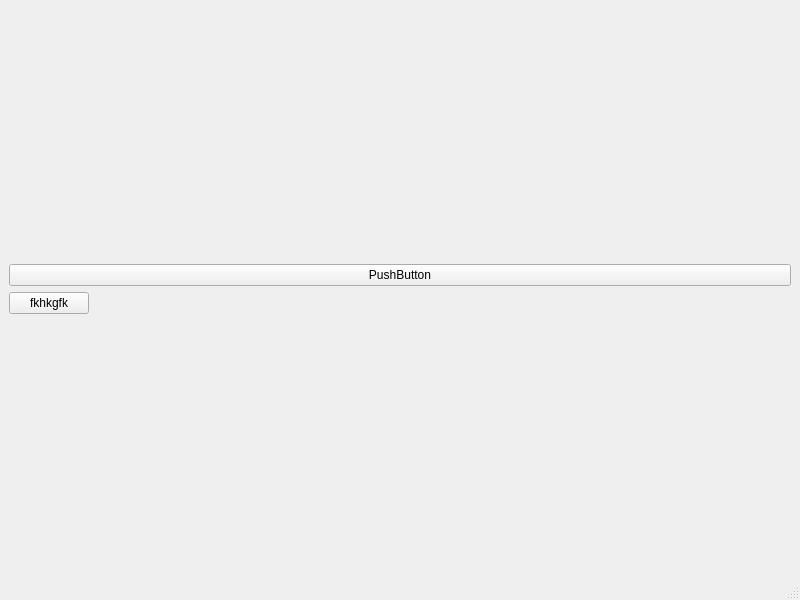
The window that FAK/mainwindow.ui (Teddy-Ro/FAK) describes before a commit, drawn with Qt 5.
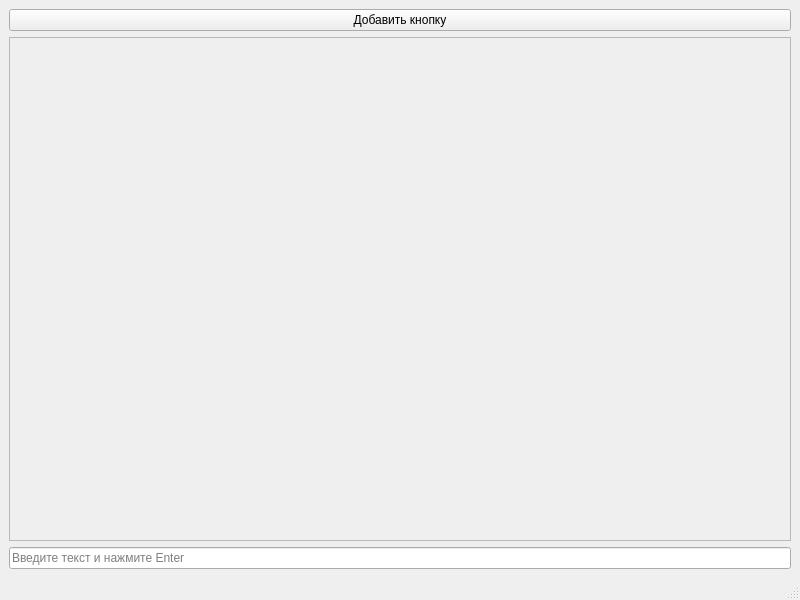
The same window after the commit.

Commit message: input text button

The edit to the form file:
```diff
--- a/FAK/mainwindow.ui
+++ b/FAK/mainwindow.ui
@@ -17,37 +17,63 @@
    <layout class="QVBoxLayout" name="verticalLayout_2">
     <item>
      <layout class="QVBoxLayout" name="verticalLayout">
-      <item>
-       <widget class="QPushButton" name="pushButton">
-        <property name="text">
-         <string>PushButton</string>
-        </property>
-       </widget>
-      </item>
       <item>
        <layout class="QHBoxLayout" name="horizontalLayout">
         <item>
-         <layout class="QVBoxLayout" name="verticalLayoutForButtons"/>
-        </item>
-        <item>
-         <widget class="QPushButton" name="pushButton_2">
-          <property name="text">
-           <string>fkhkgfk</string>
-          </property>
-         </widget>
-        </item>
-        <item>
-         <spacer name="horizontalSpacer">
-          <property name="orientation">
-           <enum>Qt::Horizontal</enum>
-          </property>
-          <property name="sizeHint" stdset="0">
-           <size>
-            <width>40</width>
-            <height>20</height>
-           </size>
-          </property>
-         </spacer>
+         <layout class="QVBoxLayout" name="verticalLayout_3">
+          <item>
+           <widget class="QPushButton" name="addButton">
+            <property name="text">
+             <string>Добавить кнопку</string>
+            </property>
+           </widget>
+          </item>
+          <item>
+           <widget class="QScrollArea" name="scrollArea">
+            <property name="widgetResizable">
+             <bool>true</bool>
+            </property>
+            <widget class="QWidget" name="scrollAreaWidgetContents_2">
+             <property name="geometry">
+              <rect>
+               <x>0</x>
+               <y>0</y>
+               <width>770</width>
+               <height>441</height>
+              </rect>
+             </property>
+             <widget class="QWidget" name="widget" native="true">
+              <property name="geometry">
+               <rect>
+                <x>9</x>
+                <y>9</y>
+                <width>381</width>
+                <height>411</height>
+               </rect>
+              </property>
+              <widget class="QWidget" name="verticalLayoutWidget_2">
+               <property name="geometry">
+                <rect>
+                 <x>90</x>
+                 <y>90</y>
+                 <width>131</width>
+                 <height>181</height>
+                </rect>
+               </property>
+               <layout class="QVBoxLayout" name="buttonsLayout"/>
+              </widget>
+             </widget>
+            </widget>
+           </widget>
+          </item>
+          <item>
+           <widget class="QLineEdit" name="textInput">
+            <property name="placeholderText">
+             <string>Введите текст и нажмите Enter</string>
+            </property>
+           </widget>
+          </item>
+         </layout>
         </item>
        </layout>
       </item>
```
The commit also changes 32 other files.
